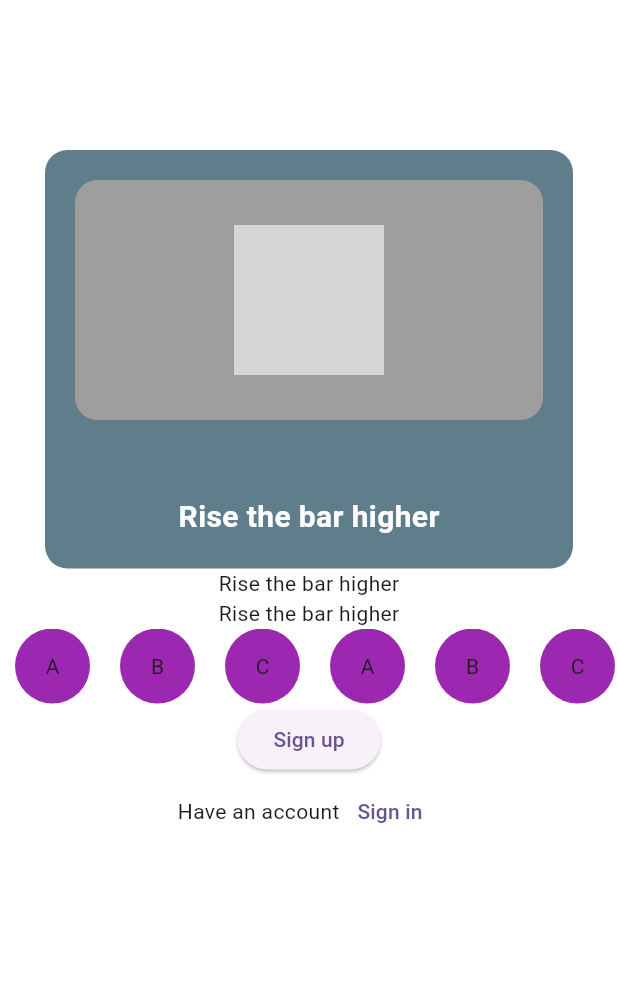
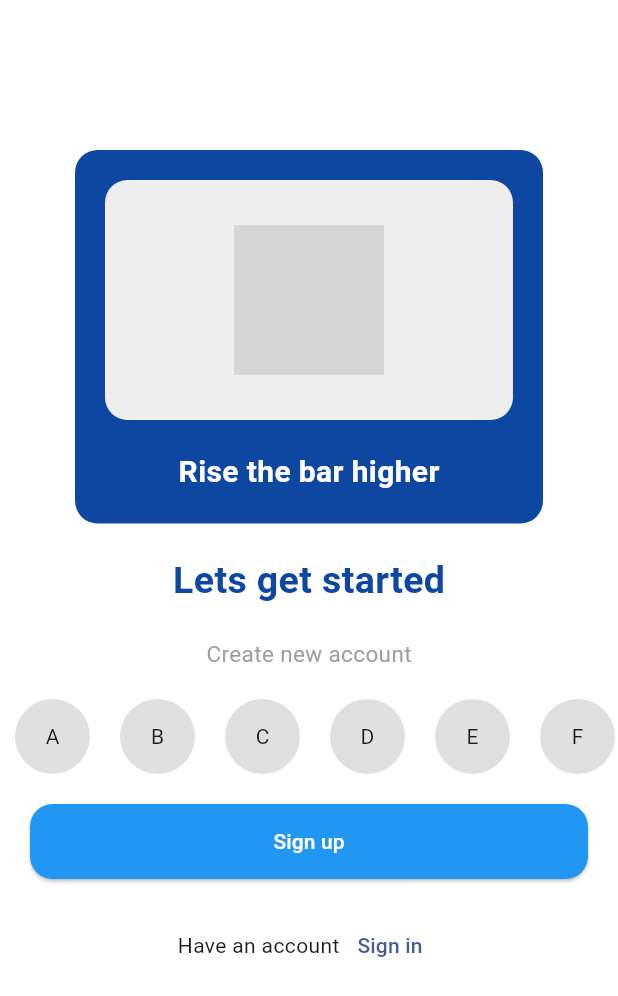
Before and after one commit to Bahaa-eddine-MB/Alphabit-Flutter-Cells, a Flutter app: the screen it shows after launch, on a phone screen of 412 x 824 dp. Shown: the top 996 px of the screen. Run offline on Flutter 3.47's test engine with Material 3 defaults, Android fonts, the phone set to English and light mode, and no system bars; network calls fail; grey boxes are pictures that could not be loaded.

Commit message:
homework done

```diff
--- a/lib/main.dart
+++ b/lib/main.dart
@@ -13,7 +13,7 @@ class MyApp extends StatelessWidget {
     return MaterialApp(
         title: 'Second session',
         theme: ThemeData(
-          colorScheme: ColorScheme.fromSeed(seedColor: Colors.deepPurple),
+            colorScheme: ColorScheme.fromSeed(seedColor: Colors.blue[900]!),
           useMaterial3: true,
         ),
         home: const  MyPage()
--- a/lib/myWidget.dart
+++ b/lib/myWidget.dart
@@ -7,14 +7,18 @@ class MyWidget extends StatelessWidget {
   @override
   Widget build(BuildContext context) {
     return Container(
-      margin: EdgeInsets.symmetric(horizontal: 10),
+      margin: const EdgeInsets.symmetric(horizontal: 10),
       width: 50,
       height: 50,
-      decoration: const BoxDecoration(
-        color: Colors.purple,
-        borderRadius: BorderRadius.all(Radius.circular(50)),
+      decoration:  BoxDecoration(
+        color: Colors.grey[300],
+        borderRadius: const BorderRadius.all(Radius.circular(50)),
       ),
-      child: Center(child: Text(text)),
+      child: Center(
+          child: Text(
+        text,
+        style: const TextStyle(color: Colors.black87),
+      )),
     );
   }
 }
--- a/lib/page.dart
+++ b/lib/page.dart
@@ -6,7 +6,8 @@ class MyPage extends StatelessWidget {
 
   @override
   Widget build(BuildContext context) {
-    List<String> myList = ["A", "B", "C", "A", "B", "C", "A", "B", "C"];
+    List<String> myList =
+        List.generate(26, (index) => String.fromCharCode(index + 65));
     return Scaffold(
       backgroundColor: Colors.white,
       body: SingleChildScrollView(
@@ -18,17 +19,17 @@ class MyPage extends StatelessWidget {
               height: 100,
             ),
             Padding(
-              padding: const EdgeInsets.symmetric(horizontal: 30),
+              padding: const EdgeInsets.symmetric(horizontal: 50),
               child: Container(
                 padding: const EdgeInsets.all(20),
                 decoration: BoxDecoration(
-                    color: Colors.blueGrey,
-                    borderRadius: BorderRadius.all(Radius.circular(15))),
+                    color: Colors.blue[900],
+                    borderRadius: const BorderRadius.all(Radius.circular(15))),
                 child: Column(
                   children: [
                     Container(
                       decoration: BoxDecoration(
-                          color: Colors.grey,
+                          color: Colors.grey[200],
                           borderRadius: BorderRadius.all(Radius.circular(15))),
                       child: Padding(
                         padding: const EdgeInsets.all(30),
@@ -40,7 +41,7 @@ class MyPage extends StatelessWidget {
                       ),
                     ),
                     const SizedBox(
-                      height: 50,
+                      height: 20,
                     ),
                     const Text(
                       'Rise the bar higher',
@@ -53,8 +54,22 @@ class MyPage extends StatelessWidget {
                 ),
               ),
             ),
-            const Text("Rise the bar higher"),
-            const Text("Rise the bar higher"),
+            const SizedBox(
+              height: 20,
+            ),
+            Text("Lets get started",
+                style: TextStyle(
+                    color: Colors.blue[900],
+                    fontSize: 25,
+                    fontWeight: FontWeight.bold)),
+            const SizedBox(
+              height: 20,
+            ),
+            const Text("Create new account",
+                style: TextStyle(color: Colors.grey, fontSize: 15)),
+            const SizedBox(
+              height: 20,
+            ),
             SizedBox(
                 height: 50,
                 child: ListView.builder(
@@ -64,16 +79,36 @@ class MyPage extends StatelessWidget {
                     return MyWidget(text: myList[index]);
                   },
                 )),
-            ElevatedButton(
-                onPressed: () {
-                  print("clicked !");
-                },
-                child: Text("Sign up")),
+            const SizedBox(
+              height: 20,
+            ),
+            Padding(
+              padding: const EdgeInsets.symmetric(horizontal: 20),
+              child: SizedBox(
+                width: double.infinity,
+                child: ElevatedButton(
+                    style: ElevatedButton.styleFrom(
+                        padding: const EdgeInsets.symmetric(vertical: 15),
+                        backgroundColor: Colors.blue,
+                        shape: RoundedRectangleBorder(
+                            borderRadius: BorderRadius.circular(15))),
+                    onPressed: () {
+                      print("clicked !");
+                    },
+                    child: const Text(
+                      "Sign up",
+                      style: TextStyle(color: Colors.white),
+                    )),
+              ),
+            ),
+            const SizedBox(
+              height: 20,
+            ),
             Row(
               mainAxisAlignment: MainAxisAlignment.center,
               children: [
                 const Text("Have an account"),
-                TextButton(onPressed: () {}, child: Text("Sign in"))
+                TextButton(onPressed: () {}, child: const Text("Sign in"))
               ],
             )
           ],
```
